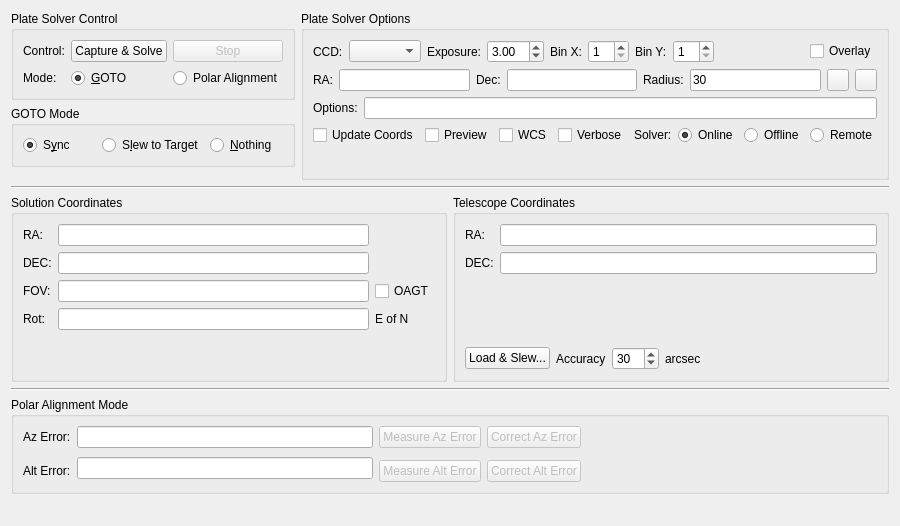
The window that kstars/ekos/align.ui (KDE/kstars) describes before a commit, drawn with Qt 5.
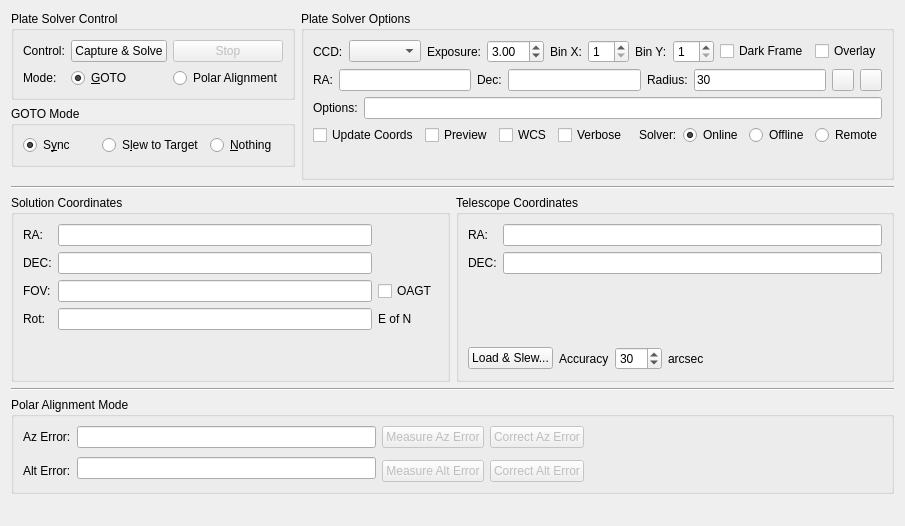
The same window after the commit. Custom widgets are drawn as their Qt base class.

Commit message: Adding dark frame to align. Fixing issues with focus module. Misc fixes

```diff
--- a/kstars/ekos/align.ui
+++ b/kstars/ekos/align.ui
@@ -277,6 +277,13 @@
             </property>
            </spacer>
           </item>
+          <item>
+           <widget class="QCheckBox" name="alignDarkFrameCheck">
+            <property name="text">
+             <string>Dark Frame</string>
+            </property>
+           </widget>
+          </item>
           <item>
            <widget class="QCheckBox" name="kcfg_solverOverlay">
             <property name="toolTip">
```
The commit also changes 6 other files.
